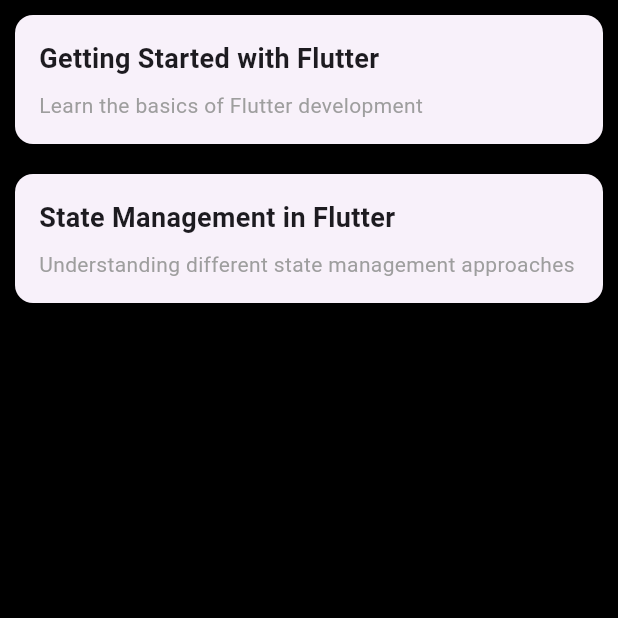
After one commit to sydammani2003/adminuserlf, a Flutter app: the EventsScreen screen opened directly, after a tap on "Articles", on a phone screen of 412 x 824 dp, the top half of it. The commit adds this screen. Run offline on Flutter 3.47's test engine with Material 3 defaults, Android fonts, the phone set to English and light mode, and no system bars; our stand-ins replace carousel_slider, flutter_markdown, flutter_native_pdf_viewer, flutter_svg, qr_flutter, shared_preferences; missing offline and left inert: a package; accounts and stored records are empty.

Commit message:
added list of Pdfs and Articles

````diff
--- /dev/null
+++ b/adminuserlf/lib/screens/user/articles.dart
@@ -0,0 +1,245 @@
+import 'package:adminuserlf/consts/colors.dart';
+import 'package:flutter/material.dart';
+import 'package:flutter_markdown/flutter_markdown.dart';
+
+
+
+class ArticleDetail extends StatelessWidget {
+  final String title;
+  final String markdownContent;
+
+  const ArticleDetail({
+    super.key,
+    required this.title,
+    required this.markdownContent,
+  });
+
+  @override
+  Widget build(BuildContext context) {
+    return Scaffold(
+      appBar: AppBar(
+        title: Text(title),
+        backgroundColor: Usingcolors.bgcolor,
+      ),
+      body: Markdown(
+        data: markdownContent,
+        styleSheet: MarkdownStyleSheet(
+          h1: const TextStyle(fontSize: 24, fontWeight: FontWeight.bold),
+          p: const TextStyle(fontSize: 16),
+          listBullet: const TextStyle(fontSize: 20),
+        ),
+        bulletBuilder: (index, style) {
+          // Always use an outline-style bullet symbol
+          return const Text(
+            '◦',
+            style: TextStyle(fontSize: 20),
+          );
+        },
+      ),
+    );
+  }
+}
+
+
+class ArticleCard extends StatelessWidget {
+  final String title;
+  final String description;
+  final String markdownContent;
+
+  const ArticleCard({
+    super.key,
+    required this.title,
+    required this.description,
+    required this.markdownContent,
+  });
+
+  @override
+  Widget build(BuildContext context) {
+    return Card(
+      margin: const EdgeInsets.all(10),
+      elevation: 4,
+      child: InkWell(
+        onTap: () {
+          Navigator.push(
+            context,
+            MaterialPageRoute(
+              builder: (context) => ArticleDetail(
+                title: title,
+                markdownContent: markdownContent,
+              ),
+            ),
+          );
+        },
+        child: Padding(
+          padding: const EdgeInsets.all(16),
+          child: Column(
+            crossAxisAlignment: CrossAxisAlignment.start,
+            children: [
+              Text(
+                title,
+                style: const TextStyle(
+                  fontSize: 18,
+                  fontWeight: FontWeight.bold,
+                ),
+              ),
+              const SizedBox(height: 8),
+              Text(
+                description,
+                style: const TextStyle(
+                  fontSize: 14,
+                  color: Colors.grey,
+                ),
+              ),
+            ],
+          ),
+        ),
+      ),
+    );
+  }
+}
+
+class Articles extends StatelessWidget {
+  const Articles({super.key});
+
+  @override
+  Widget build(BuildContext context) {
+    final List<Map<String, String>> articles = [
+      {
+        'title': 'Getting Started with Flutter',
+        'description': 'Learn the basics of Flutter development',
+        'markdownContent': '''
+# Getting Started with Flutter
+
+Flutter is Google's UI toolkit for building beautiful, natively compiled applications for mobile, web, and desktop from a single codebase.
+
+## Why Flutter?
+
+Flutter offers several advantages:
+
+1. **Fast Development**
+   - Hot Reload feature
+   - Rich set of pre-built widgets
+   - Cross-platform development
+
+2. **Expressive UI**
+   - Beautiful Material Design
+   - Cupertino widgets
+   - Rich motion APIs
+
+3. **Native Performance**
+   - Compiled to native code
+   - Direct access to platform features
+
+## Setting Up Your Environment
+
+To get started with Flutter:
+
+1. Download the Flutter SDK
+2. Install your preferred IDE (VS Code or Android Studio)
+3. Set up your devices or emulators
+4. Run 'flutter doctor' to verify your installation
+
+## Your First Flutter App
+
+Here's a simple example:
+
+```dart
+void main() {
+  runApp(MyApp());
+}
+
+class MyApp extends StatelessWidget {
+  @override
+  Widget build(BuildContext context) {
+    return MaterialApp(
+      home: Scaffold(
+        appBar: AppBar(
+          title: Text('Welcome to Flutter'),
+        ),
+        body: Center(
+          child: Text('Hello World'),
+        ),
+      ),
+    );
+  }
+}
+```
+
+## Next Steps
+
+- Explore Flutter widgets
+- Learn about state management
+- Practice building layouts
+- Try different packages
+'''
+      },
+      {
+        'title': 'State Management in Flutter',
+        'description': 'Understanding different state management approaches',
+        'markdownContent': '''
+# State Management in Flutter
+
+State management is a crucial aspect of Flutter development. Let's explore various approaches.
+
+## Types of State
+
+1. **Ephemeral State**
+   - Local to a single widget
+   - Managed using setState()
+   - Simple to implement
+
+2. **App State**
+   - Shared across widgets
+   - Requires proper state management solution
+   - More complex to handle
+
+## Popular Solutions
+
+### Provider
+Provider is a wrapper around InheritedWidget to make them easier to use and more reusable.
+
+### Bloc
+Business Logic Component pattern separates business logic from UI.
+
+### Riverpod
+A modern approach to state management, solving common Provider issues.
+
+## Example Implementation
+
+```dart
+class CounterProvider extends ChangeNotifier {
+  int _count = 0;
+  int get count => _count;
+
+  void increment() {
+    _count++;
+    notifyListeners();
+  }
+}
+```
+
+## Best Practices
+
+1. Choose the right solution for your needs
+2. Keep state management simple
+3. Follow architectural patterns
+4. Test your state management logic
+'''
+      },
+    ];
+
+    return Scaffold(
+      backgroundColor: Usingcolors.bgcolor,
+      body: ListView.builder(
+        itemCount: articles.length,
+        itemBuilder: (context, index) {
+          return ArticleCard(
+            title: articles[index]['title']!,
+            description: articles[index]['description']!,
+            markdownContent: articles[index]['markdownContent']!,
+          );
+        },
+      ),
+    );
+  }
+}
--- a/adminuserlf/lib/screens/user/userevents.dart
+++ b/adminuserlf/lib/screens/user/userevents.dart
@@ -1,5 +1,7 @@
 import 'package:adminuserlf/consts/colors.dart';
+import 'package:adminuserlf/screens/user/articles.dart';
 import 'package:adminuserlf/screens/user/eventsdetails.dart';
+import 'package:adminuserlf/screens/user/pdfs.dart';
 import 'package:adminuserlf/widgets/mntxt.dart';
 import 'package:flutter/material.dart';
 
@@ -59,6 +61,28 @@
           'Food & Wine Expo',
           'July 10, 2024',
           '11:00 AM',
+        ),
+         const SizedBox(height: 12),
+        InkWell(
+          onTap: () {
+            Navigator.push(context, MaterialPageRoute(builder: (_)=>Pdfs()));
+          },
+          child: toshoweventcard(
+            'PDFs',
+            'List of Pdfs',
+            '',
+          ),
+        ),
+         const SizedBox(height: 12),
+        InkWell(
+          onTap: () {
+            Navigator.push(context, MaterialPageRoute(builder: (_)=>Articles()));
+          },
+          child: toshoweventcard(
+            'Articles',
+            'List of Articles',
+            '',
+          ),
         ),
       ],
     );
@@ -181,14 +205,9 @@
                   const SizedBox(height: 8),
                   Row(
                     children: [
-                      const Icon(
-                        Icons.access_time,
-                        color: Usingcolors.btnbgcolor,
-                        size: 16,
-                      ),
-                      const SizedBox(width: 4),
+
                       Text(
-                        '$date • $time',
+                        '$date  $time',
                         style: TextStyle(
                           fontSize: 14,
                           color: Colors.grey[400],
--- a/adminuserlf/pubspec.yaml
+++ b/adminuserlf/pubspec.yaml
@@ -39,7 +39,8 @@
   qr_flutter: ^4.1.0
   shared_preferences: ^2.5.3
   responsive_builder: ^0.7.1
-
+  flutter_native_pdf_viewer: ^0.1.15
+  flutter_markdown: ^0.6.18
 
 dev_dependencies:
   flutter_test:
````
Also changed, not shown: adminuserlf/lib/screens/user/pdfs.dart (added, +80 -0 lines), adminuserlf/lib/screens/user/pdfsview.dart (added, +17 -0 lines), adminuserlf/pubspec.lock, 1 other file.
